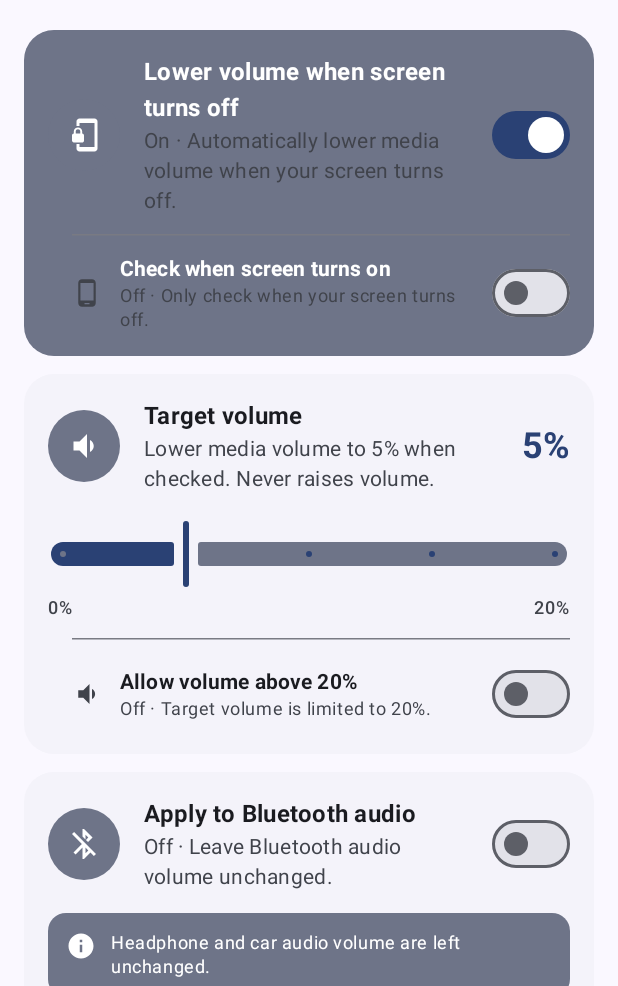
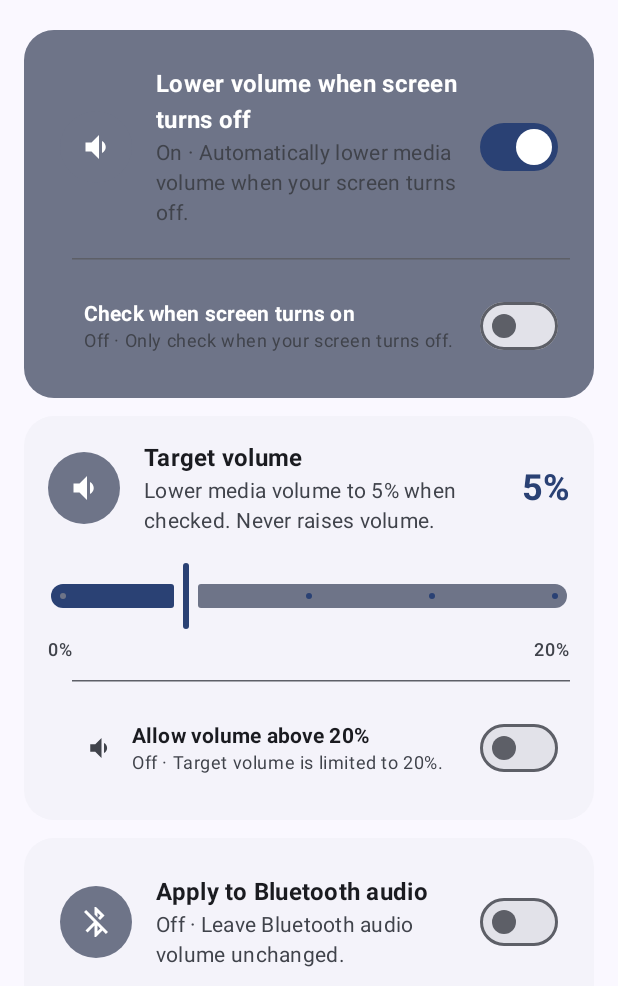
Before and after one commit to skvoll/tacita, an Android app built with Jetpack Compose: the screen it shows after launch (MainActivity), after a tap on "Lower volume when screen turns off", on a phone screen of 412 x 824 dp, the part 250-1236 px from its top. Run offline under Robolectric (Android 15) with nearby library versions, the phone set to English and light mode, and no system bars.

Commit message:
Refine toggle styling and preserve active indicator color

```diff
--- a/app/src/main/java/one/volkov/apps/tacita/ui/CollapsibleHeader.kt
+++ b/app/src/main/java/one/volkov/apps/tacita/ui/CollapsibleHeader.kt
@@ -95,9 +95,9 @@ internal fun CollapsibleHeader(
                 // One dot moves from the status chip to the title throughout collapse.
                 Box(
                     Modifier.size(8.dp).testTag("statusDot").background(
-                        lerp(
+                        if (enabled) Color(0xFF2E7D32) else lerp(
                             MaterialTheme.colorScheme.onSurface,
-                            if (enabled) Color(0xFF2E7D32) else MaterialTheme.colorScheme.onSurfaceVariant,
+                            MaterialTheme.colorScheme.onSurfaceVariant,
                             1f - state.collapsedFraction,
                         ),
                         CircleShape,
--- a/app/src/main/java/one/volkov/apps/tacita/ui/SettingsScreen.kt
+++ b/app/src/main/java/one/volkov/apps/tacita/ui/SettingsScreen.kt
@@ -56,6 +56,7 @@ import androidx.compose.runtime.remember
 import androidx.compose.runtime.setValue
 import androidx.compose.ui.Alignment
 import androidx.compose.ui.Modifier
+import androidx.compose.ui.draw.clip
 import androidx.compose.ui.graphics.Color
 import androidx.compose.ui.graphics.vector.ImageVector
 import androidx.compose.ui.input.nestedscroll.nestedScroll
@@ -116,7 +117,7 @@ fun SettingsScreen(
                 ToggleRow(
                     checked = settings.enabled,
                     onCheckedChange = onEnabledChange,
-                    icon = if (settings.enabled) Icons.Default.PhonelinkLock else Icons.Default.PhoneAndroid,
+                    icon = if (settings.enabled) Icons.AutoMirrored.Filled.VolumeDown else Icons.AutoMirrored.Filled.VolumeUp,
                     title = "Lower volume when screen turns off",
                     supportingText = if (settings.enabled) "On · Automatically lower media volume when your screen turns off."
                     else "Off · Your media volume stays unchanged.",
@@ -125,7 +126,7 @@ fun SettingsScreen(
                     ToggleSubsection(
                         checked = settings.checkOnScreenOn,
                         onCheckedChange = onCheckOnScreenOnChange,
-                        icon = if (settings.checkOnScreenOn) PhonelinkUnlock else Icons.Default.PhoneAndroid,
+                        icon = null,
                         title = "Check when screen turns on",
                         supportingText = if (settings.checkOnScreenOn) "On · Also lower volume when your screen turns on."
                         else "Off · Only check when your screen turns off.",
@@ -151,23 +152,27 @@ fun SettingsScreen(
 private fun ToggleRow(
     checked: Boolean,
     onCheckedChange: (Boolean) -> Unit,
-    icon: ImageVector,
+    icon: ImageVector?,
     title: String,
     supportingText: String,
     compact: Boolean = false,
 ) {
     Row(
         verticalAlignment = Alignment.CenterVertically,
-        modifier = Modifier.fillMaxWidth().toggleable(value = checked, role = Role.Switch, onValueChange = onCheckedChange)
+        modifier = Modifier.fillMaxWidth().clip(RoundedCornerShape(12.dp))
+            .toggleable(value = checked, role = Role.Switch, onValueChange = onCheckedChange)
             .semantics { stateDescription = if (checked) "On" else "Off" }
+            .padding(8.dp)
             .heightIn(min = 48.dp),
     ) {
-        if (compact) {
-            Icon(icon, contentDescription = null, tint = MaterialTheme.colorScheme.onSurfaceVariant, modifier = Modifier.size(20.dp))
-        } else {
-            SettingIcon(icon)
+        if (icon != null) {
+            if (compact) {
+                Icon(icon, contentDescription = null, tint = MaterialTheme.colorScheme.onSurfaceVariant, modifier = Modifier.size(20.dp))
+            } else {
+                SettingIcon(icon)
+            }
+            Spacer(Modifier.width(if (compact) 12.dp else 16.dp))
         }
-        Spacer(Modifier.width(if (compact) 12.dp else 16.dp))
         Column(modifier = Modifier.weight(1f)) {
             Text(title, style = if (compact) MaterialTheme.typography.titleSmall else MaterialTheme.typography.titleMedium, fontWeight = FontWeight.Bold)
             Text(supportingText, color = MaterialTheme.colorScheme.onSurfaceVariant, style = if (compact) MaterialTheme.typography.bodySmall else MaterialTheme.typography.bodyMedium)
@@ -181,12 +186,15 @@ private fun ToggleRow(
 private fun ToggleSubsection(
     checked: Boolean,
     onCheckedChange: (Boolean) -> Unit,
-    icon: ImageVector,
+    icon: ImageVector?,
     title: String,
     supportingText: String,
 ) {
     Column(Modifier.padding(start = 16.dp)) {
-        HorizontalDivider(Modifier.padding(vertical = 12.dp))
+        HorizontalDivider(
+            modifier = Modifier.padding(vertical = 12.dp),
+            color = MaterialTheme.colorScheme.outline,
+        )
         ToggleRow(checked, onCheckedChange, icon, title, supportingText, compact = true)
     }
 }
```
